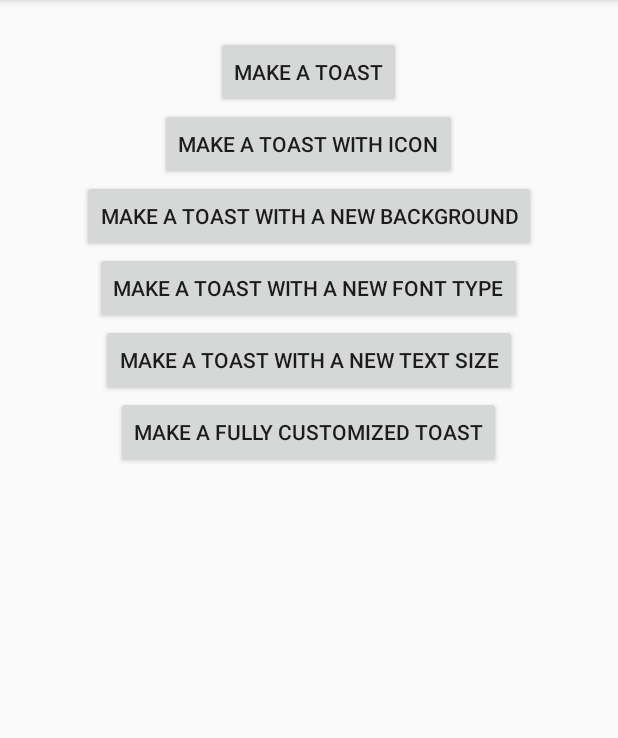
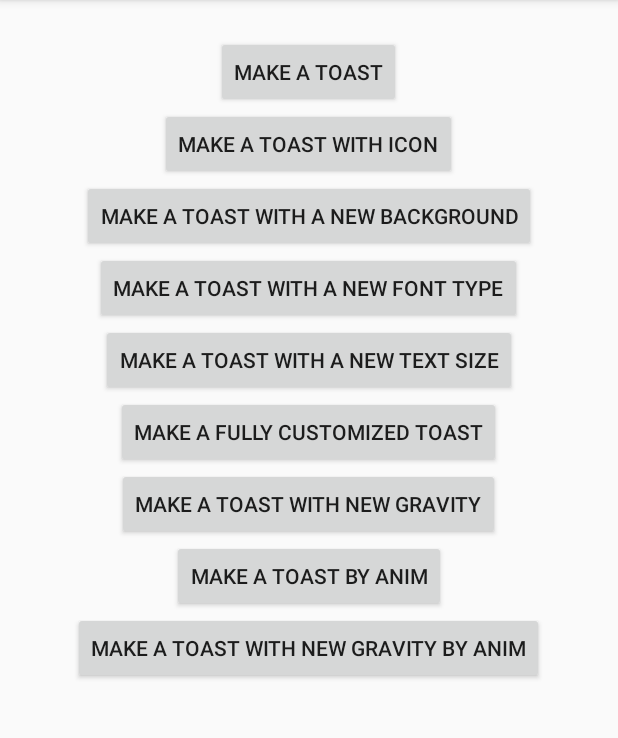
Before and after one commit to ZahraHeydari/Toastest, an Android app: the screen it shows after launch (MainActivity), on a phone screen of 412 x 824 dp, the part 84-822 px from its top. Run offline under Robolectric (Android 15) with nearby library versions, the phone set to English and light mode, and no system bars.

Commit message:
added makeAnim in Toastest

```diff
--- a/app/src/main/res/layout/activity_main.xml
+++ b/app/src/main/res/layout/activity_main.xml
@@ -53,5 +53,29 @@
         android:layout_centerHorizontal="true"
         android:text="@string/make_a_fully_customized_toast" />
 
+    <Button
+        android:id="@+id/toast_custom_with_new_gravity_button"
+        android:layout_width="wrap_content"
+        android:layout_height="wrap_content"
+        android:layout_below="@id/toast_custom_fully_button"
+        android:layout_centerHorizontal="true"
+        android:text="@string/make_a_toast_with_new_gravity" />
+
+    <Button
+        android:id="@+id/toast_custom_with_anim_button"
+        android:layout_width="wrap_content"
+        android:layout_height="wrap_content"
+        android:layout_below="@id/toast_custom_with_new_gravity_button"
+        android:layout_centerHorizontal="true"
+        android:text="@string/make_a_toast_by_anim" />
+
+    <Button
+        android:id="@+id/toast_custom_with_anim_and_new_gravity_button"
+        android:layout_width="wrap_content"
+        android:layout_height="wrap_content"
+        android:layout_below="@id/toast_custom_with_anim_button"
+        android:layout_centerHorizontal="true"
+        android:text="@string/make_a_toast_with_new_gravity_by_anim" />
+
 
 </RelativeLayout>
--- a/app/src/main/res/values/strings.xml
+++ b/app/src/main/res/values/strings.xml
@@ -11,4 +11,7 @@
     <string name="make_a_toast_with_new_text_size">Make a toast with a new text size</string>
     <string name="a_toast_with_new_text_size">A toast with a new text size.</string>
     <string name="make_a_fully_customized_toast">Make a fully customized toast</string>
+    <string name="make_a_toast_with_new_gravity">Make a toast with new gravity</string>
+    <string name="make_a_toast_by_anim">Make a toast by anim</string>
+    <string name="make_a_toast_with_new_gravity_by_anim">Make a toast with new gravity by anim</string>
 </resources>
```
Also changed, not shown: app/src/main/java/qw/greendroid/toastest/MainActivity.kt (+47 -0 lines), library/src/main/java/qw/greendroid/library/Toastest.kt (+36 -2 lines), 1 other file.
